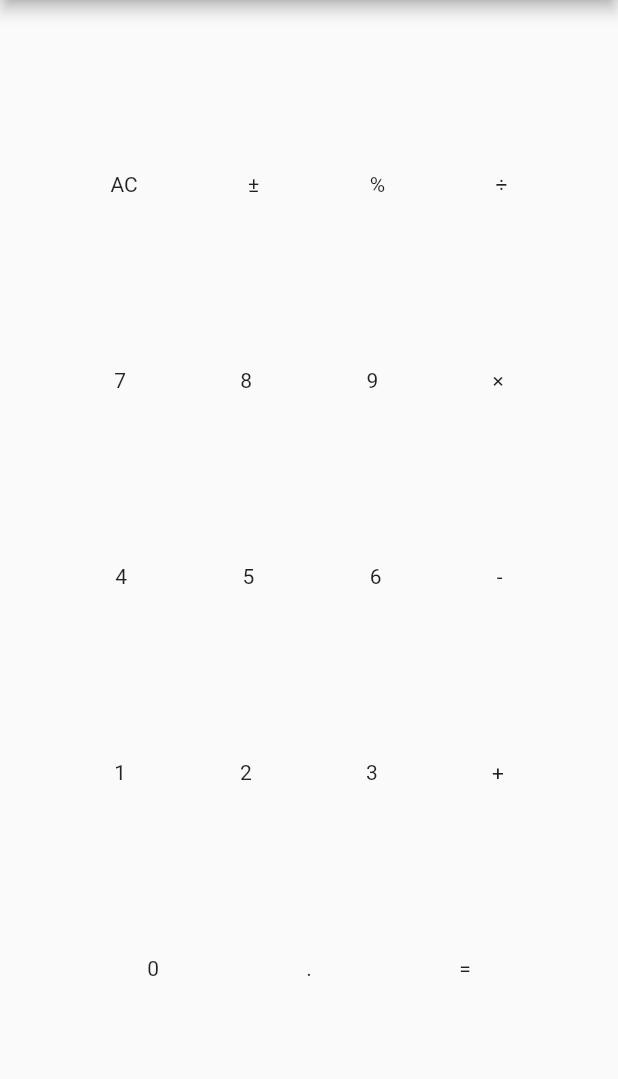
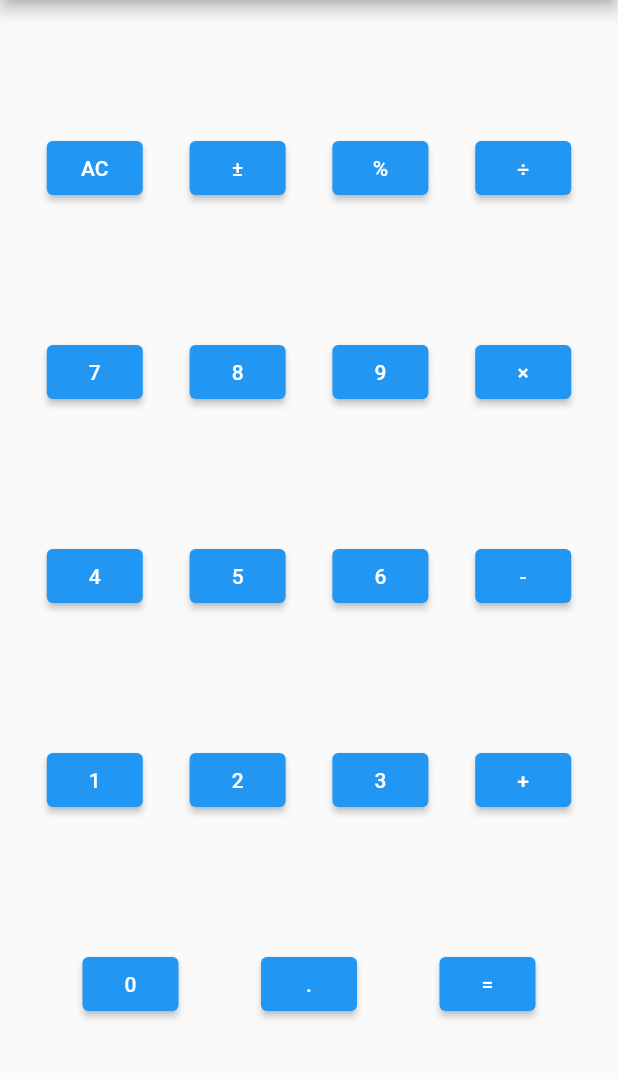
Before and after one commit to yuya-okada527/flutter_calculator_sample, a Flutter app: the screen it shows after launch, on a phone screen of 412 x 824 dp, the part 84-1163 px from its top. Run offline on Flutter 3.47's test engine with Material 2 defaults, Android fonts, the phone set to English and light mode, and no system bars.

Commit message:
remove cons

```diff
--- a/lib/pages/home_page.dart
+++ b/lib/pages/home_page.dart
@@ -23,46 +23,46 @@ class _CalculatorState extends State<Calculator> {
           children: <Widget>[
             Row(
               mainAxisAlignment: MainAxisAlignment.spaceEvenly,
-              children: const <Widget>[
-                CalculatorButton(value: "AC"),
-                CalculatorButton(value: "±"),
-                CalculatorButton(value: "%"),
-                CalculatorButton(value: "÷")
+              children: <Widget>[
+                CalculatorButton(value: "AC", onClick: () {}),
+                CalculatorButton(value: "±", onClick: () {}),
+                CalculatorButton(value: "%", onClick: () {}),
+                CalculatorButton(value: "÷", onClick: () {})
               ],
             ),
             Row(
               mainAxisAlignment: MainAxisAlignment.spaceEvenly,
-              children: const <Widget>[
-                CalculatorButton(value: "7"),
-                CalculatorButton(value: "8"),
-                CalculatorButton(value: "9"),
-                CalculatorButton(value: "×")
+              children: <Widget>[
+                CalculatorButton(value: "7", onClick: () {}),
+                CalculatorButton(value: "8", onClick: () {}),
+                CalculatorButton(value: "9", onClick: () {}),
+                CalculatorButton(value: "×", onClick: () {})
               ],
             ),
             Row(
               mainAxisAlignment: MainAxisAlignment.spaceEvenly,
-              children: const <Widget>[
-                CalculatorButton(value: "4"),
-                CalculatorButton(value: "5"),
-                CalculatorButton(value: "6"),
-                CalculatorButton(value: "-")
+              children: <Widget>[
+                CalculatorButton(value: "4", onClick: () {}),
+                CalculatorButton(value: "5", onClick: () {}),
+                CalculatorButton(value: "6", onClick: () {}),
+                CalculatorButton(value: "-", onClick: () {})
               ],
             ),
             Row(
               mainAxisAlignment: MainAxisAlignment.spaceEvenly,
-              children: const <Widget>[
-                CalculatorButton(value: "1"),
-                CalculatorButton(value: "2"),
-                CalculatorButton(value: "3"),
-                CalculatorButton(value: "+")
+              children: <Widget>[
+                CalculatorButton(value: "1", onClick: () {}),
+                CalculatorButton(value: "2", onClick: () {}),
+                CalculatorButton(value: "3", onClick: () {}),
+                CalculatorButton(value: "+", onClick: () {})
               ],
             ),
             Row(
               mainAxisAlignment: MainAxisAlignment.spaceEvenly,
-              children: const <Widget>[
-                CalculatorButton(value: "0"),
-                CalculatorButton(value: "."),
-                CalculatorButton(value: "=")
+              children: <Widget>[
+                CalculatorButton(value: "0", onClick: () {}),
+                CalculatorButton(value: ".", onClick: () {}),
+                CalculatorButton(value: "=", onClick: () {})
               ],
             ),
           ],
--- a/lib/widgets/calculator_button.dart
+++ b/lib/widgets/calculator_button.dart
@@ -3,10 +3,17 @@ import 'package:flutter/material.dart';
 
 class CalculatorButton extends StatelessWidget {
   final String value;
+  final Function onClick;
 
-  const CalculatorButton({Key? key, required this.value}) : super(key: key);
+  // ignore: prefer_const_constructors_in_immutables
+  CalculatorButton({Key? key, required this.value, required this.onClick}) : super(key: key);
   @override
   Widget build(BuildContext context) {
-    return Text(value);
+    return ElevatedButton(
+      child: Text(value),
+      onPressed: () {
+        onClick();
+      },
+    );
   }
 }
```
